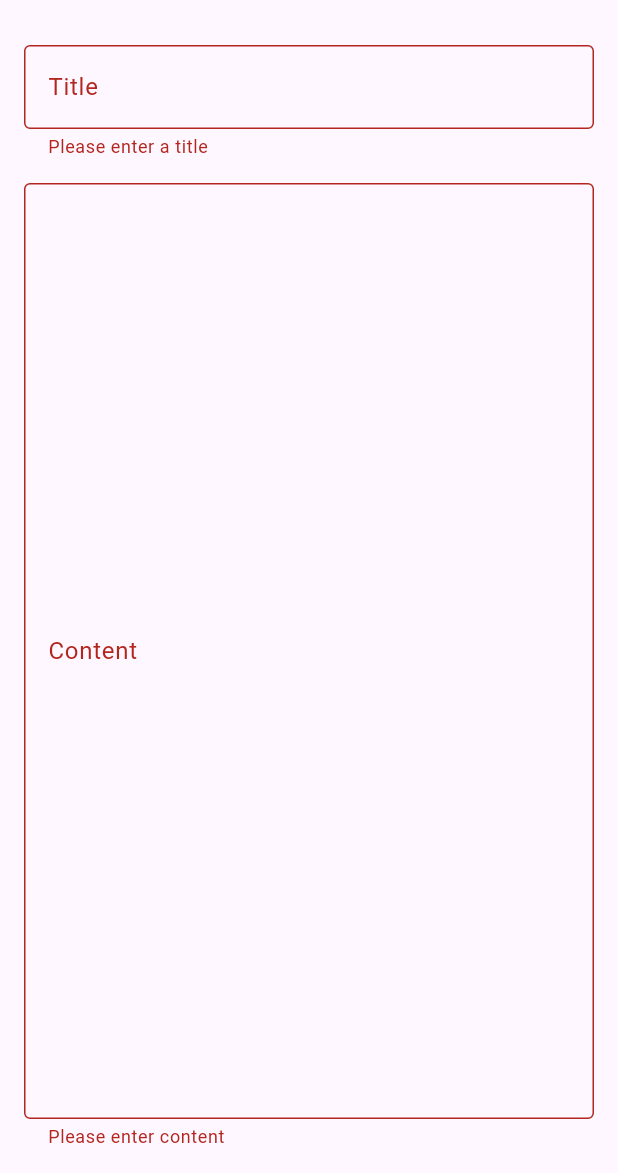
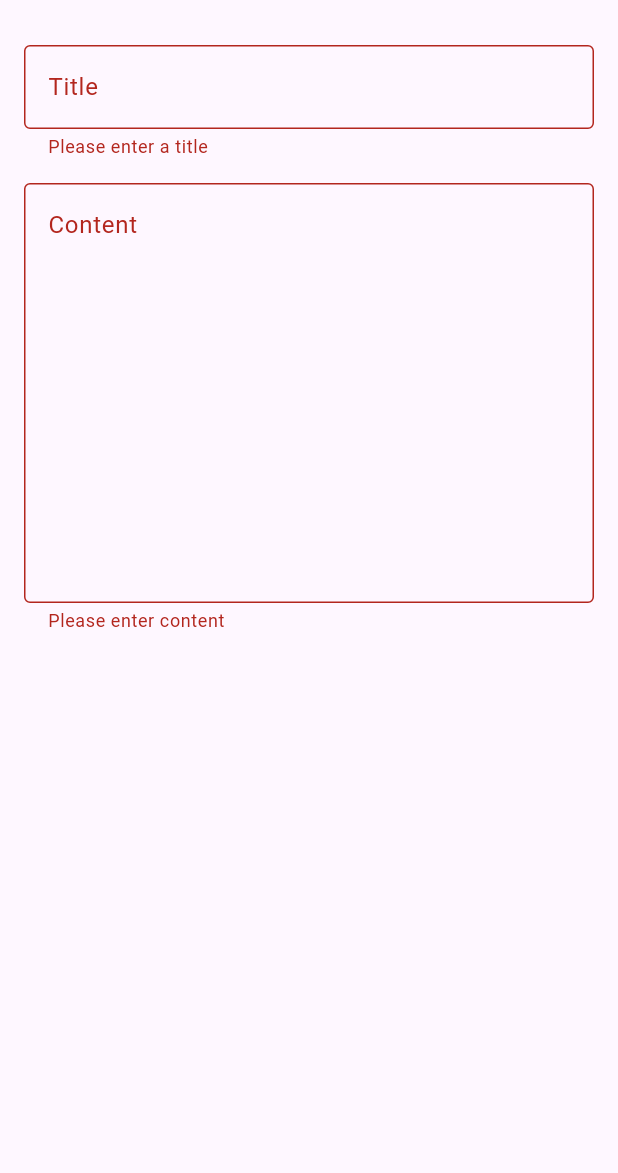
Before and after one commit to Odinachi/data_connect_tutorial, a Flutter app: the NoteScreen screen opened by its route, after a tap on the "check" icon, on a phone screen of 412 x 824 dp, the part 63-1236 px from its top. Run offline on Flutter 3.47's test engine with Material 3 defaults, Android fonts, the light colour scheme and no system bars; our stand-ins replace firebase_auth, firebase_core, flutter_bloc; accounts and stored records are empty; generated files the repository leaves out were written again.

Commit message:
static ui

```diff
--- a/lib/features/home/views/home.dart
+++ b/lib/features/home/views/home.dart
@@ -128,6 +128,7 @@ class _HomeScreenState extends State<HomeScreen> {
       ),
       floatingActionButton: FloatingActionButton(
         onPressed: () {
+
           AppRouter.push(
             AppRouteString.noteScreen
           );
--- a/lib/features/note/cubit/note_cubit.dart
+++ b/lib/features/note/cubit/note_cubit.dart
@@ -13,13 +13,13 @@ class NoteCubit extends Cubit<NoteState> {
     // If failure, emit NoteFailure
   }
 
-  void addNote() {
+  void addNote( Note note)  {
     // Call the repository to add a note
     // If successful, fetch notes
     // If failure, emit NoteFailure
   }
 
-  void updateNote({String? noteId}) {
+  void updateNote( Note note) {
     // Call the repository to update a note
     // If successful, fetch notes
     // If failure, emit NoteFailure
--- a/lib/features/note/view/note.dart
+++ b/lib/features/note/view/note.dart
@@ -14,8 +14,8 @@ class NoteScreen extends StatefulWidget {
 }
 
 class _NoteScreenState extends State<NoteScreen> {
-  final  _titleController = TextEditingController();
-  final  _contentController = TextEditingController();
+  final _titleController = TextEditingController();
+  final _contentController = TextEditingController();
   final _formKey = GlobalKey<FormState>();
   bool _isEditing = false;
 
@@ -61,16 +61,16 @@ class _NoteScreenState extends State<NoteScreen> {
                 },
               ),
               SizedBox(height: 16),
-              Expanded(
+              SizedBox(
+                height: 300,
                 child: TextFormField(
+                  maxLines: 20,
                   controller: _contentController,
                   decoration: InputDecoration(
                     labelText: 'Content',
                     border: OutlineInputBorder(),
                     alignLabelWithHint: true,
                   ),
-                  maxLines: null,
-                  expands: true,
                   validator: (value) {
                     if (value == null || value.isEmpty) {
                       return 'Please enter content';
@@ -86,18 +86,18 @@ class _NoteScreenState extends State<NoteScreen> {
     );
   }
 
-   void _saveNote() {
+  void _saveNote() {
     if (_formKey.currentState!.validate()) {
+      final note = Note(
+        id: _isEditing ? widget.note!.id : null,
+        title: _titleController.text.trim(),
+        content: _contentController.text.trim(),
+        createdAt: widget.note!.createdAt,
+      );
       if (_isEditing) {
-        final updatedNote = Note(
-          id: widget.note!.id,
-          title: _titleController.text.trim(),
-          content: _contentController.text.trim(),
-          createdAt: widget.note!.createdAt,
-        );
-        context.read<NoteCubit>().updateNote(noteId: updatedNote.id);
+        context.read<NoteCubit>().updateNote(note);
       } else {
-        context.read<NoteCubit>().addNote();
+        context.read<NoteCubit>().addNote(note);
       }
       AppRouter.pop();
     }
--- a/lib/main.dart
+++ b/lib/main.dart
@@ -1,5 +1,6 @@
 import 'package:connect_note/features/auth/cubit/auth_cubit.dart';
 import 'package:connect_note/features/auth/views/login.dart';
+import 'package:connect_note/features/note/cubit/note_cubit.dart';
 import 'package:connect_note/firebase_options.dart';
 import 'package:connect_note/service/firebase/firebase_service.dart';
 import 'package:connect_note/shared/app_router.dart';
@@ -22,10 +23,13 @@ class MyApp extends StatelessWidget {
       providers: [
         BlocProvider<AuthCubit>(
           create: (context) => AuthCubit(firebaseService: firebaseService),
+        ),  BlocProvider<NoteCubit>(
+          create: (context) => NoteCubit(),
         ),
 
       ],
       child: MaterialApp(
+        navigatorKey: AppRouter.key,
         title: 'Note App',
         theme: ThemeData(
           primarySwatch: Colors.blue,
```
